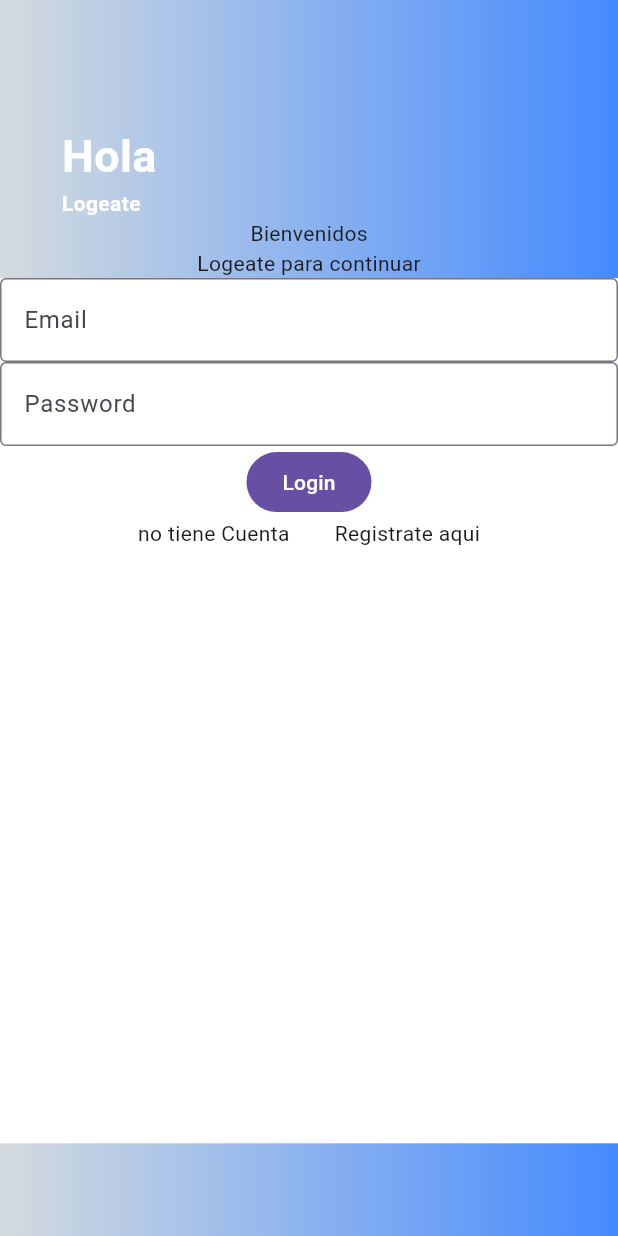
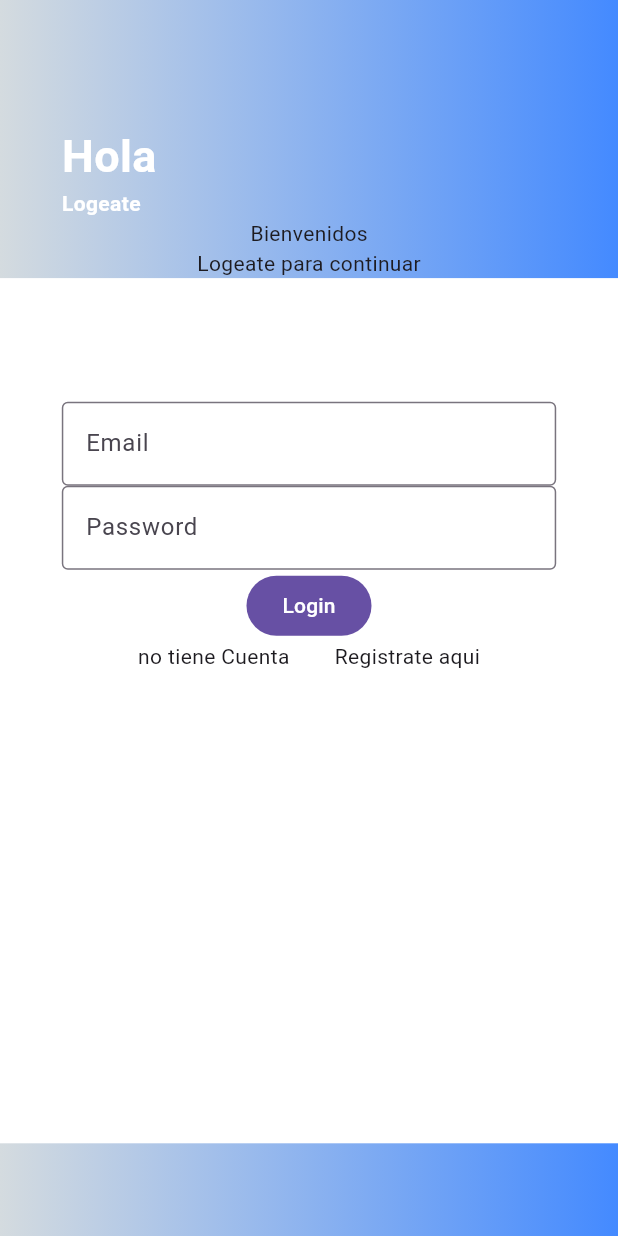
Before and after one commit to yderfre78/ecconomerce, a Flutter app: the screen it shows after launch, on a phone screen of 412 x 824 dp. Run offline on Flutter 3.47's test engine with Material 3 defaults, Android fonts, the phone set to English and light mode, and no system bars.

Commit message:
style(main): change padding

```diff
--- a/lib/main.dart
+++ b/lib/main.dart
@@ -55,6 +55,11 @@ class MyApp extends StatelessWidget {
               const Text('Bienvenidos'),
               const Text('Logeate para continuar'),
               Container(
+                padding: EdgeInsets.only(
+                  top: MediaQuery.of(context).size.height * 0.1,
+                  left: MediaQuery.of(context).size.width * 0.1,
+                  right: MediaQuery.of(context).size.width * 0.1,
+                ),
                 height: MediaQuery.of(context).size.height * 0.7,
                 color: Colors.white,
                 child: Column(
```
